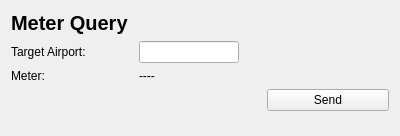
First picture: the form in src/ui/form/meter_window.ui, repository half-nothing/SimpleCPDLC, before the edit.
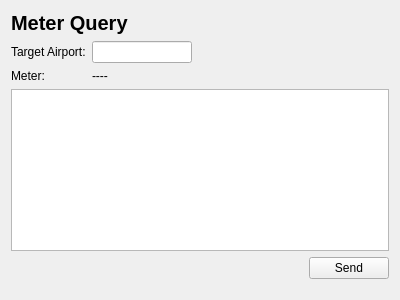
Second picture: the form after the edit.

```diff
--- a/src/ui/form/meter_window.ui
+++ b/src/ui/form/meter_window.ui
@@ -7,32 +7,41 @@
     <x>0</x>
     <y>0</y>
     <width>400</width>
-    <height>136</height>
+    <height>300</height>
    </rect>
   </property>
   <property name="minimumSize">
    <size>
     <width>400</width>
-    <height>136</height>
+    <height>300</height>
    </size>
   </property>
   <property name="windowTitle">
    <string>Meter</string>
   </property>
   <layout class="QGridLayout" name="gridLayout">
-   <item row="1" column="0">
-    <widget class="QLabel" name="label_1">
-     <property name="text">
-      <string>Target Airport:</string>
+   <item row="1" column="1" colspan="2">
+    <widget class="QLineEdit" name="target_airport">
+     <property name="maximumSize">
+      <size>
+       <width>100</width>
+       <height>16777215</height>
+      </size>
      </property>
     </widget>
    </item>
-   <item row="3" column="2">
-    <widget class="QPushButton" name="send">
-     <property name="text">
-      <string>Send</string>
+   <item row="6" column="0" colspan="3">
+    <spacer name="verticalSpacer">
+     <property name="orientation">
+      <enum>Qt::Orientation::Vertical</enum>
      </property>
-    </widget>
+     <property name="sizeHint" stdset="0">
+      <size>
+       <width>20</width>
+       <height>40</height>
+      </size>
+     </property>
+    </spacer>
    </item>
    <item row="2" column="1" colspan="2">
     <widget class="QLabel" name="meter">
@@ -44,6 +53,64 @@
      </property>
     </widget>
    </item>
+   <item row="1" column="0">
+    <widget class="QLabel" name="label_1">
+     <property name="sizePolicy">
+      <sizepolicy hsizetype="Fixed" vsizetype="Preferred">
+       <horstretch>0</horstretch>
+       <verstretch>0</verstretch>
+      </sizepolicy>
+     </property>
+     <property name="text">
+      <string>Target Airport:</string>
+     </property>
+    </widget>
+   </item>
+   <item row="3" column="0" colspan="3">
+    <widget class="QTableView" name="historys"/>
+   </item>
+   <item row="4" column="2">
+    <widget class="QPushButton" name="send">
+     <property name="sizePolicy">
+      <sizepolicy hsizetype="Fixed" vsizetype="Fixed">
+       <horstretch>0</horstretch>
+       <verstretch>0</verstretch>
+      </sizepolicy>
+     </property>
+     <property name="text">
+      <string>Send</string>
+     </property>
+    </widget>
+   </item>
+   <item row="2" column="0">
+    <widget class="QLabel" name="label_2">
+     <property name="sizePolicy">
+      <sizepolicy hsizetype="Fixed" vsizetype="Preferred">
+       <horstretch>0</horstretch>
+       <verstretch>0</verstretch>
+      </sizepolicy>
+     </property>
+     <property name="text">
+      <string>Meter:</string>
+     </property>
+     <property name="alignment">
+      <set>Qt::AlignmentFlag::AlignLeading|Qt::AlignmentFlag::AlignLeft|Qt::AlignmentFlag::AlignTop</set>
+     </property>
+    </widget>
+   </item>
+   <item row="4" column="0" colspan="2">
+    <spacer name="horizontalSpacer">
+     <property name="orientation">
+      <enum>Qt::Orientation::Horizontal</enum>
+     </property>
+     <property name="sizeHint" stdset="0">
+      <size>
+       <width>40</width>
+       <height>20</height>
+      </size>
+     </property>
+    </spacer>
+   </item>
    <item row="0" column="0" colspan="3">
     <widget class="QLabel" name="label">
      <property name="font">
@@ -60,49 +127,6 @@
      </property>
     </widget>
    </item>
-   <item row="3" column="0" colspan="2">
-    <spacer name="horizontalSpacer">
-     <property name="orientation">
-      <enum>Qt::Orientation::Horizontal</enum>
-     </property>
-     <property name="sizeHint" stdset="0">
-      <size>
-       <width>40</width>
-       <height>20</height>
-      </size>
-     </property>
-    </spacer>
-   </item>
-   <item row="1" column="1" colspan="2">
-    <widget class="QLineEdit" name="target_airport">
-     <property name="maximumSize">
-      <size>
-       <width>100</width>
-       <height>16777215</height>
-      </size>
-     </property>
-    </widget>
-   </item>
-   <item row="2" column="0">
-    <widget class="QLabel" name="label_2">
-     <property name="text">
-      <string>Meter:</string>
-     </property>
-    </widget>
-   </item>
-   <item row="4" column="0" colspan="3">
-    <spacer name="verticalSpacer">
-     <property name="orientation">
-      <enum>Qt::Orientation::Vertical</enum>
-     </property>
-     <property name="sizeHint" stdset="0">
-      <size>
-       <width>20</width>
-       <height>40</height>
-      </size>
-     </property>
-    </spacer>
-   </item>
   </layout>
  </widget>
  <resources/>
```
